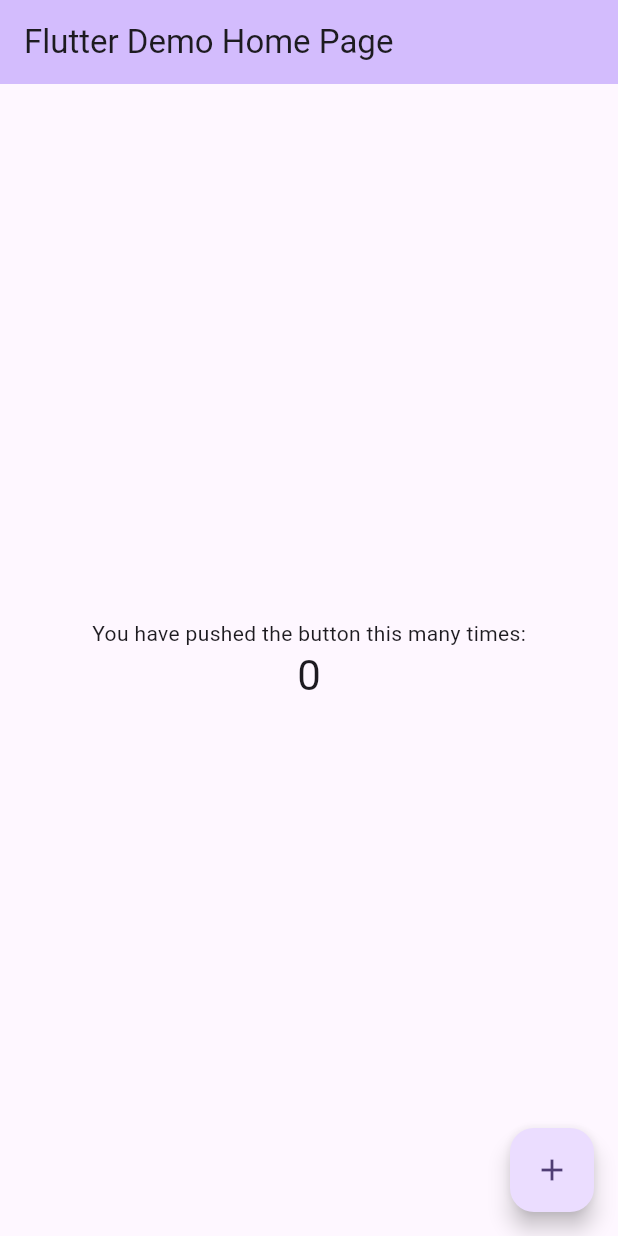
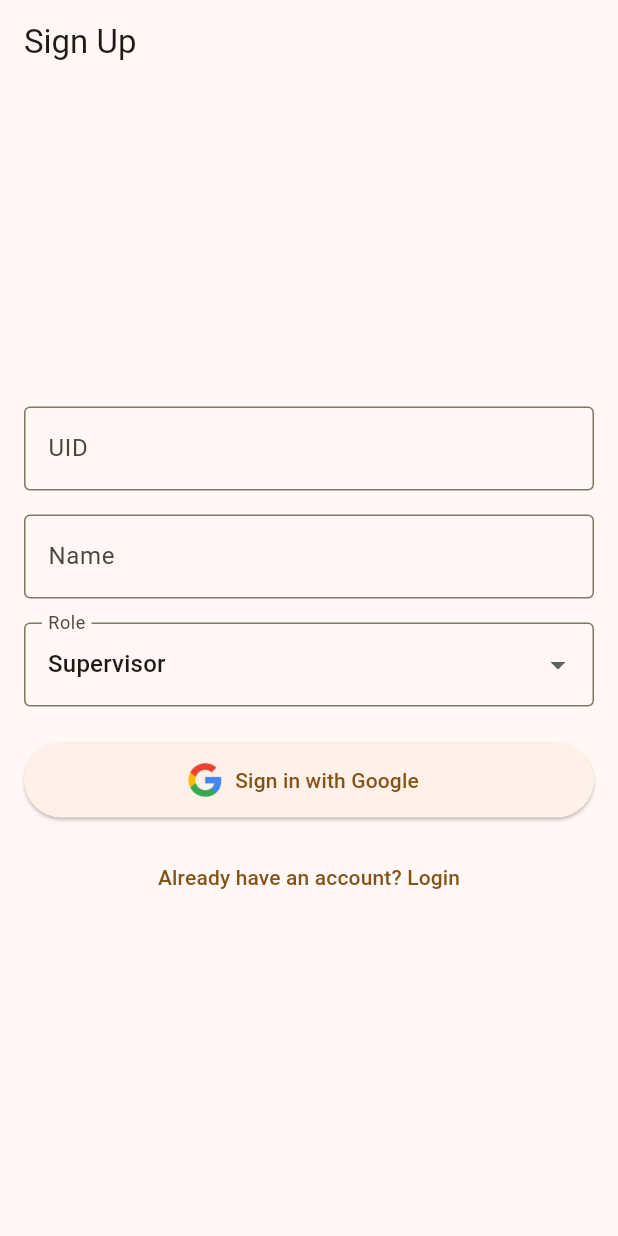
Before and after one commit to imhemish/smartclean, a Flutter app: the screen it shows after launch, on a phone screen of 412 x 824 dp. Run offline on Flutter 3.47's test engine with Material 3 defaults, Android fonts, the phone set to English and light mode, and no system bars; our stand-ins replace cloud_firestore, firebase_auth, firebase_core, google_sign_in; accounts and stored records are empty; generated files the repository leaves out were written again.

Commit message:
Google authentication added

```diff
--- /dev/null
+++ b/lib/authentication/signup_page.dart
@@ -0,0 +1,189 @@
+import 'package:firebase_auth/firebase_auth.dart';
+import 'package:google_sign_in/google_sign_in.dart';
+import 'package:flutter/material.dart';
+import 'package:flutter/foundation.dart' show kIsWeb;
+import 'package:cloud_firestore/cloud_firestore.dart';
+import 'package:soochi/authentication/login_page.dart';
+
+class SignUpPage extends StatefulWidget {
+  const SignUpPage({super.key});
+
+  @override
+  State<SignUpPage> createState() => _SignUpPageState();
+}
+
+class _SignUpPageState extends State<SignUpPage> {
+  final _formKey = GlobalKey<FormState>();
+  final TextEditingController _uidController = TextEditingController();
+  final TextEditingController _nameController = TextEditingController();
+  final FirebaseAuth _auth = FirebaseAuth.instance;
+  final GoogleSignIn _googleSignIn = GoogleSignIn();
+  final FirebaseFirestore _firestore = FirebaseFirestore.instance;
+
+  bool _isLoading = false;
+  String _selectedRole = 'Supervisor';
+  final List<String> _roles = ['Supervisor', 'Attendant', 'Coordinator'];
+
+  @override
+  void dispose() {
+    _uidController.dispose();
+    _nameController.dispose();
+    super.dispose();
+  }
+
+  Future<UserCredential?> _signInWithGoogleOnWeb() async {
+    try {
+      UserCredential credential = await _auth.signInWithPopup(GoogleAuthProvider());
+      return credential;
+    } catch (error) {
+      ScaffoldMessenger.of(context).showSnackBar(
+        SnackBar(content: Text(error.toString())),
+      );
+      return null;
+    }
+  }
+
+  Future<UserCredential?> _signInWithGoogleOnMobile() async {
+    try {
+      final GoogleSignInAccount? googleUser = await _googleSignIn.signIn();
+      if (googleUser == null) return null;
+
+      final GoogleSignInAuthentication googleAuth = await googleUser.authentication;
+      final credential = GoogleAuthProvider.credential(
+        accessToken: googleAuth.accessToken,
+        idToken: googleAuth.idToken,
+      );
+
+      return await _auth.signInWithCredential(credential);
+    } catch (error) {
+      ScaffoldMessenger.of(context).showSnackBar(
+        SnackBar(content: Text(error.toString())),
+      );
+      return null;
+    }
+  }
+
+  Future<void> _storeUserData(User user) async {
+    try {
+      await _firestore.collection('users').doc(user.uid).set({
+        'uid': _uidController.text,
+        'name': _nameController.text,
+        'role': _selectedRole,
+      }, SetOptions(merge: true));
+    } catch (error) {
+      ScaffoldMessenger.of(context).showSnackBar(
+        SnackBar(content: Text('Error storing user data: ${error.toString()}')),
+      );
+    }
+  }
+
+  Future<void> _signInWithGoogle() async {
+    if (!_formKey.currentState!.validate()) return;
+
+    setState(() => _isLoading = true);
+
+    try {
+      UserCredential? userCredential;
+
+      if (kIsWeb) {
+        userCredential = await _signInWithGoogleOnWeb();
+      } else {
+        userCredential = await _signInWithGoogleOnMobile();
+      }
+
+      if (userCredential?.user != null) {
+        await _storeUserData(userCredential!.user!);
+        if (mounted) {
+          Navigator.pushReplacement(
+            context,
+            MaterialPageRoute(builder: (context) => const LoginPage()),
+          );
+        }
+      }
+    } catch (error) {
+      ScaffoldMessenger.of(context).showSnackBar(
+        SnackBar(content: Text(error.toString())),
+      );
+    } finally {
+      setState(() => _isLoading = false);
+    }
+  }
+
+  @override
+  Widget build(BuildContext context) {
+    return Scaffold(
+      appBar: AppBar(title: const Text("Sign Up")),
+      body: Padding(
+        padding: const EdgeInsets.all(16.0),
+        child: Form(
+          key: _formKey,
+          child: Column(
+            mainAxisAlignment: MainAxisAlignment.center,
+            children: [
+              TextFormField(
+                controller: _uidController,
+                decoration: const InputDecoration(
+                  labelText: "UID",
+                  border: OutlineInputBorder(),
+                ),
+                validator: (value) => value!.isEmpty ? 'Please enter your UID' : null,
+              ),
+              const SizedBox(height: 16),
+              TextFormField(
+                controller: _nameController,
+                decoration: const InputDecoration(
+                  labelText: "Name",
+                  border: OutlineInputBorder(),
+                ),
+                validator: (value) => value!.isEmpty ? 'Please enter your Name' : null,
+              ),
+              const SizedBox(height: 16),
+              DropdownButtonFormField<String>(
+                value: _selectedRole,
+                decoration: const InputDecoration(
+                  labelText: "Role",
+                  border: OutlineInputBorder(),
+                ),
+                items: _roles.map((String role) {
+                  return DropdownMenuItem(
+                    value: role,
+                    child: Text(role),
+                  );
+                }).toList(),
+                onChanged: (String? newValue) {
+                  setState(() {
+                    _selectedRole = newValue!;
+                  });
+                },
+                validator: (value) => value == null ? 'Please select a role' : null,
+              ),
+              const SizedBox(height: 24),
+              _isLoading
+                  ? const CircularProgressIndicator()
+                  : ElevatedButton.icon(
+                onPressed: _signInWithGoogle,
+                icon: Image.asset(
+                  'assets/images/google_icon.png',
+                  height: 24,
+                  width: 24,
+                ),
+                label: const Text("Sign in with Google"),
+                style: ElevatedButton.styleFrom(
+                  minimumSize: const Size(double.infinity, 50),
+                ),
+              ),
+              const SizedBox(height: 16),
+              TextButton(
+                onPressed: () => Navigator.push(
+                  context,
+                  MaterialPageRoute(builder: (context) => const LoginPage()),
+                ),
+                child: const Text("Already have an account? Login"),
+              ),
+            ],
+          ),
+        ),
+      ),
+    );
+  }
+}
--- a/lib/main.dart
+++ b/lib/main.dart
@@ -1,5 +1,6 @@
 import 'package:flutter/material.dart';
 import 'package:firebase_core/firebase_core.dart';
+import 'package:soochi/authentication/signup_page.dart';
 import 'firebase_options.dart';
 
 void main() async {
@@ -13,119 +14,15 @@ void main() async {
 class MyApp extends StatelessWidget {
   const MyApp({super.key});
 
-  // This widget is the root of your application.
   @override
   Widget build(BuildContext context) {
     return MaterialApp(
-      title: 'Flutter Demo',
+      title: 'Soochi',
       theme: ThemeData(
-        // This is the theme of your application.
-        //
-        // TRY THIS: Try running your application with "flutter run". You'll see
-        // the application has a purple toolbar. Then, without quitting the app,
-        // try changing the seedColor in the colorScheme below to Colors.green
-        // and then invoke "hot reload" (save your changes or press the "hot
-        // reload" button in a Flutter-supported IDE, or press "r" if you used
-        // the command line to start the app).
-        //
-        // Notice that the counter didn't reset back to zero; the application
-        // state is not lost during the reload. To reset the state, use hot
-        // restart instead.
-        //
-        // This works for code too, not just values: Most code changes can be
-        // tested with just a hot reload.
-        colorScheme: ColorScheme.fromSeed(seedColor: Colors.deepPurple),
+        colorScheme: ColorScheme.fromSeed(seedColor: Colors.orange),
         useMaterial3: true,
       ),
-      home: const MyHomePage(title: 'Flutter Demo Home Page'),
+      home: const SignUpPage(),
     );
   }
 }
-
-class MyHomePage extends StatefulWidget {
-  const MyHomePage({super.key, required this.title});
-
-  // This widget is the home page of your application. It is stateful, meaning
-  // that it has a State object (defined below) that contains fields that affect
-  // how it looks.
-
-  // This class is the configuration for the state. It holds the values (in this
-  // case the title) provided by the parent (in this case the App widget) and
-  // used by the build method of the State. Fields in a Widget subclass are
-  // always marked "final".
-
-  final String title;
-
-  @override
-  State<MyHomePage> createState() => _MyHomePageState();
-}
-
-class _MyHomePageState extends State<MyHomePage> {
-  int _counter = 0;
-
-  void _incrementCounter() {
-    setState(() {
-      // This call to setState tells the Flutter framework that something has
-      // changed in this State, which causes it to rerun the build method below
-      // so that the display can reflect the updated values. If we changed
-      // _counter without calling setState(), then the build method would not be
-      // called again, and so nothing would appear to happen.
-      _counter++;
-    });
-  }
-
-  @override
-  Widget build(BuildContext context) {
-    // This method is rerun every time setState is called, for instance as done
-    // by the _incrementCounter method above.
-    //
-    // The Flutter framework has been optimized to make rerunning build methods
-    // fast, so that you can just rebuild anything that needs updating rather
-    // than having to individually change instances of widgets.
-    return Scaffold(
-      appBar: AppBar(
-        // TRY THIS: Try changing the color here to a specific color (to
-        // Colors.amber, perhaps?) and trigger a hot reload to see the AppBar
-        // change color while the other colors stay the same.
-        backgroundColor: Theme.of(context).colorScheme.inversePrimary,
-        // Here we take the value from the MyHomePage object that was created by
-        // the App.build method, and use it to set our appbar title.
-        title: Text(widget.title),
-      ),
-      body: Center(
-        // Center is a layout widget. It takes a single child and positions it
-        // in the middle of the parent.
-        child: Column(
-          // Column is also a layout widget. It takes a list of children and
-          // arranges them vertically. By default, it sizes itself to fit its
-          // children horizontally, and tries to be as tall as its parent.
-          //
-          // Column has various properties to control how it sizes itself and
-          // how it positions its children. Here we use mainAxisAlignment to
-          // center the children vertically; the main axis here is the vertical
-          // axis because Columns are vertical (the cross axis would be
-          // horizontal).
-          //
-          // TRY THIS: Invoke "debug painting" (choose the "Toggle Debug Paint"
-          // action in the IDE, or press "p" in the console), to see the
-          // wireframe for each widget.
-          mainAxisAlignment: MainAxisAlignment.center,
-          children: <Widget>[
-            const Text(
-              'You have pushed the button this many times:',
-            ),
-            Text(
-              '$_counter',
-              style: Theme.of(context).textTheme.headlineMedium,
-            ),
-          ],
-        ),
-      ),
-      floatingActionButton: FloatingActionButton(
-        onPressed: _incrementCounter,
-        tooltip: 'Increment',
-        child: const Icon(Icons.add),
-      ), // This trailing comma makes auto-formatting nicer for build methods.
-    );
-  }
-}
--- a/pubspec.yaml
+++ b/pubspec.yaml
@@ -37,6 +37,7 @@ dependencies:
   firebase_core: ^3.12.0
   cloud_firestore: ^5.6.4
   firebase_auth: ^5.5.0
+  google_sign_in: ^6.1.5
 
 dev_dependencies:
   flutter_test:
@@ -61,9 +62,8 @@ flutter:
   uses-material-design: true
 
   # To add assets to your application, add an assets section, like this:
-  # assets:
-  #   - images/a_dot_burr.jpeg
-  #   - images/a_dot_ham.jpeg
+  assets:
+     - assets/images/
 
   # An image asset can refer to one or more resolution-specific "variants", see
   # https://flutter.dev/to/resolution-aware-images
```
Also changed, not shown: lib/authentication/login_page.dart (added, +25 -0 lines), assets/images/google_icon.png (added), pubspec.lock, 2 other files.
